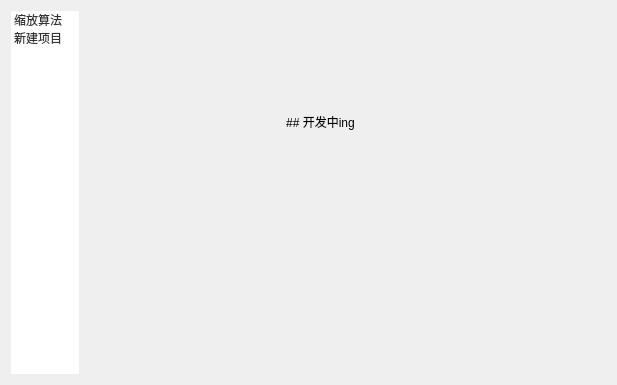
First picture: the form in ui/settingswidget.ui, repository Liucxiong/Player, before the edit.
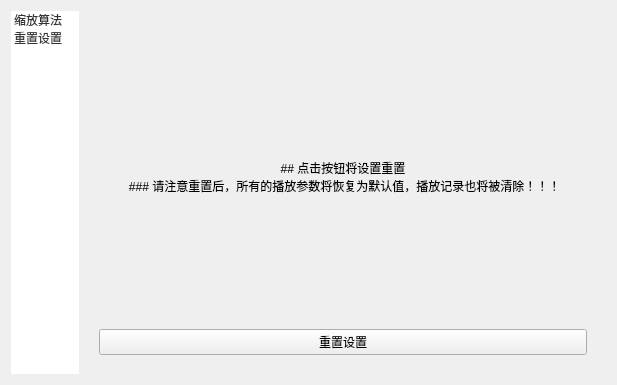
Second picture: the form after the edit. The open tabs and pages were chosen to show the change.

Commit message: 设置页面及相关文件更新

```diff
--- a/ui/settingswidget.ui
+++ b/ui/settingswidget.ui
@@ -51,7 +51,7 @@
      </item>
      <item>
       <property name="text">
-       <string>新建项目</string>
+       <string>重置设置</string>
       </property>
      </item>
     </widget>
@@ -135,17 +135,26 @@
       </layout>
      </widget>
      <widget class="QWidget" name="page_1">
+      <layout class="QGridLayout" name="gridLayout">
+       <item row="0" column="0">
+        <layout class="QVBoxLayout" name="verticalLayout_4" stretch="4,0">
+         <property name="leftMargin">
+          <number>10</number>
+         </property>
+         <property name="topMargin">
+          <number>10</number>
+         </property>
+         <property name="rightMargin">
+          <number>10</number>
+         </property>
+         <property name="bottomMargin">
+          <number>10</number>
+         </property>
+         <item>
       <widget class="QLabel" name="label_2">
-       <property name="geometry">
-        <rect>
-         <x>200</x>
-         <y>90</y>
-         <width>81</width>
-         <height>41</height>
-        </rect>
-       </property>
        <property name="text">
-        <string>## 开发中ing</string>
+            <string>## 点击按钮将设置重置
+ ### 请注意重置后，所有的播放参数将恢复为默认值，播放记录也将被清除！！！</string>
        </property>
        <property name="textFormat">
         <enum>Qt::MarkdownText</enum>
@@ -154,6 +163,23 @@
         <set>Qt::AlignCenter</set>
        </property>
       </widget>
+         </item>
+         <item>
+          <widget class="QPushButton" name="resetButton">
+           <property name="sizePolicy">
+            <sizepolicy hsizetype="Preferred" vsizetype="Preferred">
+             <horstretch>0</horstretch>
+             <verstretch>0</verstretch>
+            </sizepolicy>
+           </property>
+           <property name="text">
+            <string>重置设置</string>
+           </property>
+          </widget>
+         </item>
+        </layout>
+       </item>
+      </layout>
      </widget>
     </widget>
    </item>
```
Left out of the diff: 3 changed lines with no effect on the pictures. Lines whose indentation alone changed are shown as unchanged. The commit also changes 8 other files.
